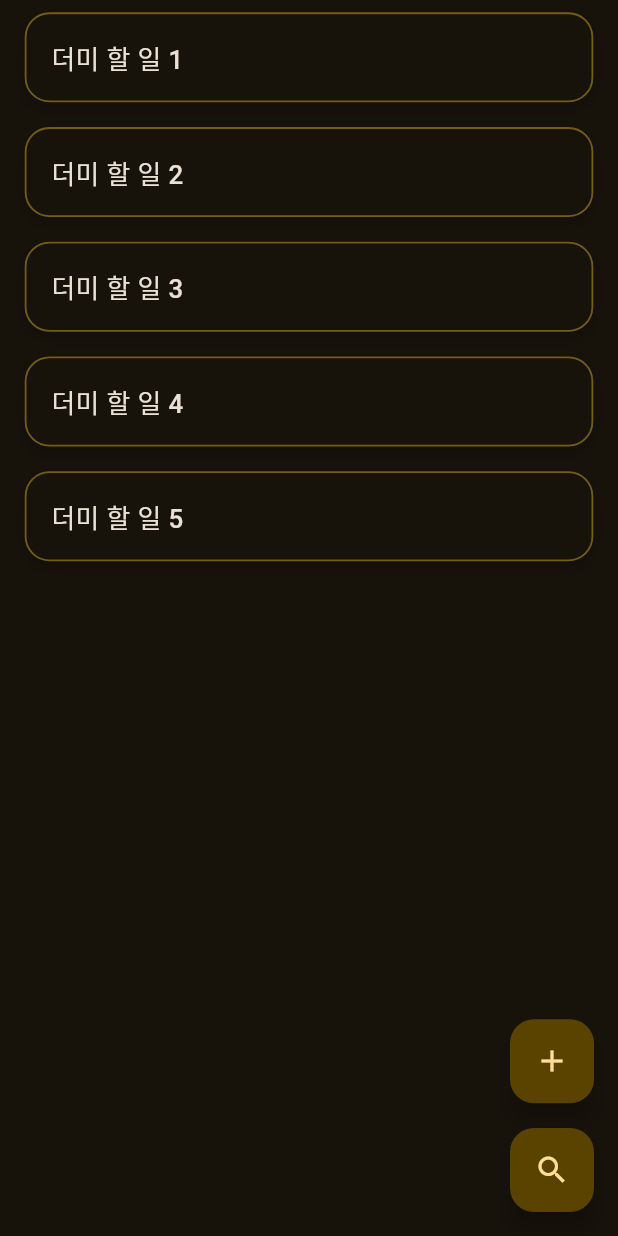
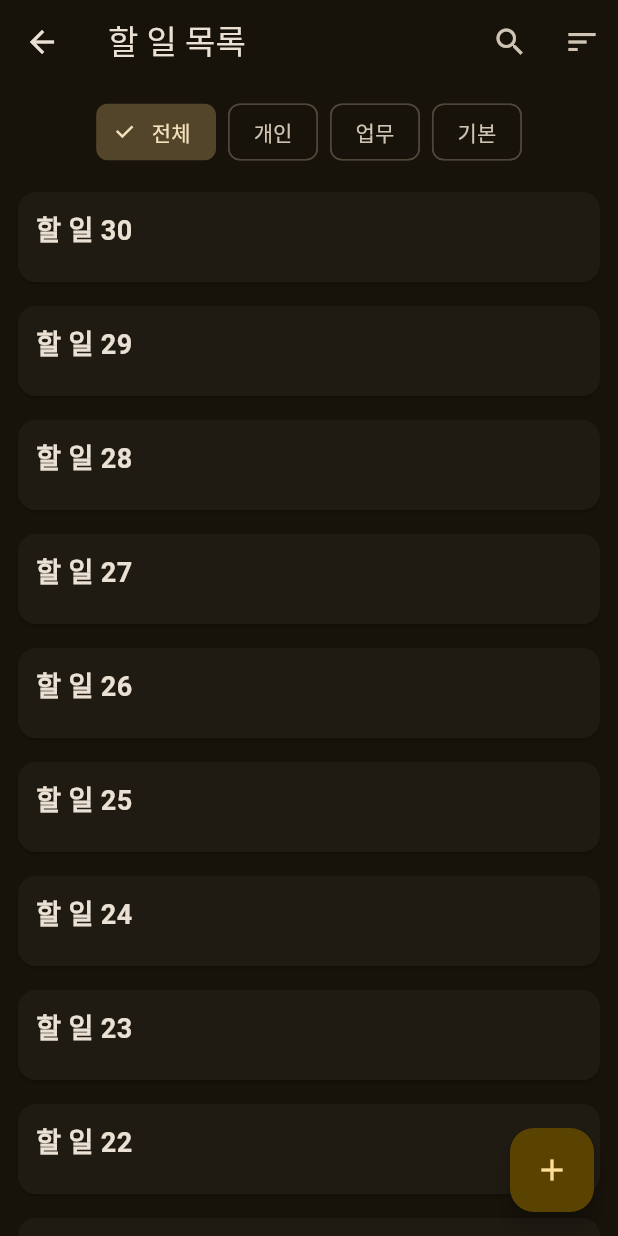
Before and after one commit to eunjooo2/TaskSpark_App, a Flutter app: the TaskPage screen opened directly, on a phone screen of 412 x 824 dp. Run offline on Flutter 3.47's test engine with Material 3 defaults, Android fonts, the phone set to English and light mode, and no system bars; our stand-ins replace flutter_secure_storage, font_awesome_flutter, icons_plus, lottie, pocketbase, responsive_sizer; accounts and stored records are empty; network calls fail.

Commit message:
Category, Sorting

```diff
--- a/lib/ui/pages/task_page.dart
+++ b/lib/ui/pages/task_page.dart
@@ -1,7 +1,7 @@
 import 'package:flutter/material.dart';
-import 'package:responsive_sizer/responsive_sizer.dart';
-import 'package:task_spark/utils/models/task.dart';
-
+import '../../utils/models/task_model.dart';
+import '../../utils/services/task_service.dart';
+import '../widgets/task_add_dialog.dart';
 import '../widgets/task_card.dart';
 
 class TaskPage extends StatefulWidget {
@@ -12,188 +12,191 @@
 }
 
 class _TaskPageState extends State<TaskPage> {
+  final TaskService _taskService = TaskService();
+  List<String> _categories = ['전체', '개인', '업무', '기본'];
+  String _selectedCategory = '전체';
+  String _searchKeyword = '';
+  int _page = 0;
+  final int _pageSize = 20;
   final ScrollController _scrollController = ScrollController();
-  final List<Task> _tasks = [];
-  final Map<int, bool> _expanded = {};
-  bool _loading = false;
-  int _loadedPages = 0;
-  final int _pageSize = 5;
+  bool _isLoading = false;
+  String _sortType = '최신순';
 
   @override
   void initState() {
     super.initState();
-    _loadInitial();
-    _scrollController.addListener(() {
-      if (_scrollController.position.pixels >=
-          _scrollController.position.maxScrollExtent * 0.9 &&
-          !_loading) {
-        _fetchMore();
+    _initializeDemoTasks();
+    _scrollController.addListener(_onScroll);
+  }
+
+  void _initializeDemoTasks() {
+    for (int i = 0; i < 30; i++) {
+      _taskService.addTask(TaskModel(
+        id: UniqueKey().toString(),
+        title: '할 일 ${i + 1}',
+        description: '설명 ${i + 1}',
+        category: i % 2 == 0 ? '개인' : '업무',
+        startDate: DateTime.now(),
+        endDate: DateTime.now().add(Duration(days: i % 5)),
+        tags: ['중요', '태그${i % 3}'],
+        isImportant: i % 2 == 0,
+        isCompleted: false,
+        priority: i % 3,
+      ));
+    }
+  }
+
+  void _onScroll() {
+    if (_scrollController.position.pixels >= _scrollController.position.maxScrollExtent - 200 && !_isLoading) {
+      setState(() => _isLoading = true);
+      Future.delayed(const Duration(milliseconds: 500), () {
+        _initializeDemoTasks();
+        setState(() => _isLoading = false);
+      });
+    }
+  }
+
+  void _sortTasks(List<TaskModel> list) {
+    list.sort((a, b) {
+      switch (_sortType) {
+        case '최신순':
+          return b.startDate.compareTo(a.startDate);
+        case '제목순':
+          return a.title.compareTo(b.title);
+        case '우선순위순':
+          return b.priority.compareTo(a.priority);
+        default:
+          return 0;
       }
     });
   }
 
-  void _loadInitial() {
-    _tasks.clear();
-    _loadedPages = 0;
-    _fetchMore();
-  }
+  @override
+  Widget build(BuildContext context) {
+    final filtered = _taskService.tasks.where((t) {
+      final matchCat = _selectedCategory == '전체' || t.category == _selectedCategory;
+      final matchKey = t.title.contains(_searchKeyword);
+      return matchCat && matchKey;
+    }).toList();
 
-  Future<void> _fetchMore() async {
-    setState(() => _loading = true);
-    await Future.delayed(const Duration(seconds: 1)); // TODO: API 호출
-    final newTasks = List.generate(
-      _pageSize,
-          (i) => Task(content: '더미 할 일 ${_loadedPages * _pageSize + i + 1}'),
-    );
+    _sortTasks(filtered);
+
+    final visible = filtered.take((_page + 1) * _pageSize).toList();
+
+    return Scaffold(
+      appBar: AppBar(
+        title: const Text("할 일 목록"),
+        actions: [
+          IconButton(
+            icon: const Icon(Icons.search),
+            onPressed: () async {
+              final keyword = await _showTextInputDialog("제목 검색", _searchKeyword);
+              if (keyword != null) setState(() => _searchKeyword = keyword);
+            },
+          ),
+          IconButton(
+            icon: const Icon(Icons.sort),
+            onPressed: () async {
+              final sort = await _showSortDialog();
+              if (sort != null) {
                 setState(() {
-      _tasks.addAll(newTasks);
-      _loadedPages++;
-      _loading = false;
+                  _sortType = sort;
                 });
               }
-
-  Future<void> _addTask() async {
-    final controller = TextEditingController();
-    await showModalBottomSheet(
-      context: context,
-      isScrollControlled: true,
-      backgroundColor: Colors.transparent,
-      builder: (_) => Padding(
-        padding: MediaQuery.of(context).viewInsets,
-        child: Container(
-          decoration: BoxDecoration(
-            color: Theme.of(context).scaffoldBackgroundColor,
-            borderRadius: const BorderRadius.vertical(top: Radius.circular(24)),
-          ),
-          padding: EdgeInsets.all(3.h),
-          child: Column(
-            mainAxisSize: MainAxisSize.min,
-            children: [
-              Text('할 일 추가', style: TextStyle(fontSize: 18.sp, fontWeight: FontWeight.bold)),
-              SizedBox(height: 2.h),
-              TextField(
-                controller: controller,
-                autofocus: true,
-                decoration: const InputDecoration(hintText: '무엇을 해야 하나요?'),
-              ),
-              SizedBox(height: 2.h),
-              Row(
-                mainAxisAlignment: MainAxisAlignment.end,
-                children: [
-                  TextButton(onPressed: () => Navigator.pop(context), child: const Text('취소')),
-                  ElevatedButton(
-                    onPressed: () {
-                      if (controller.text.isNotEmpty) {
-                        setState(() => _tasks.insert(0, Task(content: controller.text)));
-                        _scrollController.animateTo(
-                          0,
-                          duration: const Duration(milliseconds: 400),
-                          curve: Curves.easeOut,
-                        );
-                      }
-                      Navigator.pop(context);
             },
-                    child: const Text('추가'),
-                  ),
+          )
         ],
       ),
+      body: Column(
+        children: [
+          _buildCategoryFilter(),
+          Expanded(
+            child: ListView.builder(
+              controller: _scrollController,
+              itemCount: visible.length + (_isLoading ? 1 : 0),
+              itemBuilder: (_, index) {
+                if (index == visible.length) {
+                  return const Center(child: CircularProgressIndicator());
+                }
+                final task = visible[index];
+                return TaskCard(
+                  task: task,
+                  onDelete: () {
+                    setState(() => _taskService.deleteTask(task.id));
+                    ScaffoldMessenger.of(context).showSnackBar(const SnackBar(content: Text('삭제되었습니다')));
+                  },
+                  onToggleExpand: () {
+                    setState(() => task.isExpanded = !task.isExpanded);
+                  },
+                );
+              },
+            ),
+          )
         ],
       ),
-        ),
+      floatingActionButton: FloatingActionButton(
+        onPressed: () async {
+          final newTask = await showAddTaskDialog(context, _categories);
+          if (newTask != null) {
+            setState(() => _taskService.addTask(newTask));
+          }
+        },
+        child: const Icon(Icons.add),
       ),
     );
   }
 
-  Future<void> _search() async {
-    final controller = TextEditingController();
-    await showDialog(
+  Widget _buildCategoryFilter() {
+    return SingleChildScrollView(
+      scrollDirection: Axis.horizontal,
+      padding: const EdgeInsets.all(8),
+      child: Row(
+        children: _categories
+            .map((cat) => Padding(
+          padding: const EdgeInsets.symmetric(horizontal: 4),
+          child: ChoiceChip(
+            label: Text(cat),
+            selected: _selectedCategory == cat,
+            onSelected: (_) => setState(() => _selectedCategory = cat),
+          ),
+        ))
+            .toList(),
+      ),
+    );
+  }
+
+  Future<String?> _showTextInputDialog(String title, String initValue) async {
+    final controller = TextEditingController(text: initValue);
+    return showDialog<String>(
       context: context,
       builder: (_) => AlertDialog(
-        title: const Text('카드 검색'),
-        content: TextField(
-          controller: controller,
-          decoration: const InputDecoration(hintText: '검색어 입력'),
-        ),
+        title: Text(title),
+        content: TextField(controller: controller),
         actions: [
-          TextButton(onPressed: () => Navigator.pop(context), child: const Text('취소')),
-          TextButton(
-            onPressed: () {
-              final keyword = controller.text.trim();
-              Navigator.pop(context);
-              if (keyword.isEmpty) return;
-              final results = _tasks.where((t) => t.content?.contains(keyword) ?? false).toList();
-              showDialog(
-                context: context,
-                builder: (_) => AlertDialog(
-                  title: const Text('검색 결과'),
-                  content: results.isEmpty
-                      ? const Text('검색 결과가 없습니다.')
-                      : SizedBox(
-                    width: 80.w,
-                    height: 40.h,
-                    child: ListView.builder(
-                      itemCount: results.length,
-                      itemBuilder: (_, i) => ListTile(title: Text(results[i].content ?? '')),
-                    ),
-                  ),
-                  actions: [TextButton(onPressed: () => Navigator.pop(context), child: const Text('확인'))],
-                ),
-              );
-            },
-            child: const Text('검색'),
-          ),
+          TextButton(onPressed: () => Navigator.pop(context), child: const Text("취소")),
+          TextButton(onPressed: () => Navigator.pop(context, controller.text), child: const Text("확인")),
         ],
       ),
     );
   }
 
-  @override
-  Widget build(BuildContext context) {
-    return Scaffold(
-      body: _tasks.isEmpty && !_loading
-          ? Center(
-        child: Text(
-          "할 일이 없습니다.\n오른쪽 아래 '+' 버튼을 눌러 추가해보세요!",
-          textAlign: TextAlign.center,
-          style: TextStyle(fontSize: 16.sp),
+  Future<String?> _showSortDialog() async {
+    return showDialog<String>(
+      context: context,
+      builder: (_) => SimpleDialog(
+        title: const Text("정렬 기준 선택"),
+        children: ['최신순', '제목순', '우선순위순']
+            .map((e) => SimpleDialogOption(
+          onPressed: () => Navigator.pop(context, e),
+          child: Row(
+            mainAxisAlignment: MainAxisAlignment.spaceBetween,
+            children: [
+              Text(e),
+              if (_sortType == e) const Icon(Icons.check, color: Colors.blue),
+            ],
           ),
-      )
-          : ListView.builder(
-        controller: _scrollController,
-        itemCount: _tasks.length + 1,
-        itemBuilder: (_, i) {
-          if (i == _tasks.length) {
-            return _loading
-                ? const Padding(
-              padding: EdgeInsets.all(16),
-              child: Center(child: CircularProgressIndicator()),
-            )
-                : const SizedBox();
-          }
-          return TaskCard(
-            task: _tasks[i],
-            isExpanded: _expanded[i] ?? false,
-            onTap: () => setState(() => _expanded[i] = !(_expanded[i] ?? false)),
-          );
-        },
-      ),
-      floatingActionButton: Column(
-        mainAxisAlignment: MainAxisAlignment.end,
-        children: [
-          FloatingActionButton(
-            heroTag: 'add',
-            onPressed: _addTask,
-            tooltip: '할 일 추가',
-            child: const Icon(Icons.add),
-          ),
-          SizedBox(height: 2.h),
-          FloatingActionButton(
-            heroTag: 'search',
-            onPressed: _search,
-            tooltip: '검색',
-            child: const Icon(Icons.search),
-          ),
-        ],
+        ))
+            .toList(),
       ),
     );
   }
--- a/lib/ui/widgets/task_card.dart
+++ b/lib/ui/widgets/task_card.dart
@@ -1,69 +1,79 @@
 import 'package:flutter/material.dart';
-import 'package:responsive_sizer/responsive_sizer.dart';
-import 'package:task_spark/utils/models/task.dart';
+import 'package:intl/intl.dart';
+import '../../utils/models/task_model.dart';
 
 class TaskCard extends StatelessWidget {
-  final Task task;
-  final bool isExpanded;
-  final VoidCallback onTap;
+  final TaskModel task;
+  final VoidCallback onDelete;
+  final VoidCallback onToggleExpand;
 
   const TaskCard({
     super.key,
     required this.task,
-    required this.isExpanded,
-    required this.onTap,
+    required this.onDelete,
+    required this.onToggleExpand,
   });
 
   @override
   Widget build(BuildContext context) {
-    const double collapsedHeight = 60;
-    const double expandedHeight = 160;
-
-    return GestureDetector(
-      onTap: onTap,
+    return Card(
+      margin: const EdgeInsets.symmetric(horizontal: 12, vertical: 8),
+      clipBehavior: Clip.antiAlias,
+      child: InkWell(
+        onTap: onToggleExpand,
         child: AnimatedContainer(
           duration: const Duration(milliseconds: 300),
-        curve: Curves.easeInOut,
-        height: isExpanded ? expandedHeight : collapsedHeight,
-        margin: EdgeInsets.symmetric(horizontal: 4.w, vertical: 1.h),
-        padding: EdgeInsets.all(2.h),
-        decoration: BoxDecoration(
-          color: Theme.of(context).colorScheme.surface.withOpacity(0.95),
-          borderRadius: BorderRadius.circular(2.h),
-          border: Border.all(
-            color: Theme.of(context).colorScheme.primary.withOpacity(0.4),
-            width: 1.2,
+          padding: const EdgeInsets.all(12),
+          constraints: const BoxConstraints(minHeight: 60),
+          child: Column(
+            crossAxisAlignment: CrossAxisAlignment.start,
+            children: [
+              Text(task.title,
+                  style: const TextStyle(fontSize: 18, fontWeight: FontWeight.bold),
+                  overflow: TextOverflow.ellipsis),
+              if (task.isExpanded)
+                Padding(
+                  padding: const EdgeInsets.only(top: 8.0),
+                  child: Column(
+                    crossAxisAlignment: CrossAxisAlignment.start,
+                    children: [
+                      Text(task.description, maxLines: 3, overflow: TextOverflow.ellipsis),
+                      const SizedBox(height: 4),
+                      Text(
+                        "기간: ${DateFormat.yMd().format(task.startDate)} ~ ${DateFormat.yMd().format(task.endDate)}",
+                        style: const TextStyle(fontSize: 12),
                       ),
-          boxShadow: [
-            BoxShadow(
-              color: Colors.black.withOpacity(0.2),
-              blurRadius: 8,
-              offset: const Offset(0, 4),
+                      Wrap(
+                        spacing: 6,
+                        children: task.tags.map((tag) => Chip(label: Text(tag))).toList(),
+                      ),
+                      Row(
+                        mainAxisAlignment: MainAxisAlignment.end,
+                        children: [
+                          IconButton(
+                            icon: const Icon(Icons.delete),
+                            onPressed: () async {
+                              final confirm = await showDialog<bool>(
+                                context: context,
+                                builder: (_) => AlertDialog(
+                                  title: const Text('삭제 확인'),
+                                  content: const Text('정말 삭제하시겠습니까?'),
+                                  actions: [
+                                    TextButton(onPressed: () => Navigator.pop(context, false), child: const Text('취소')),
+                                    TextButton(onPressed: () => Navigator.pop(context, true), child: const Text('삭제')),
+                                  ],
+                                ),
+                              );
+                              if (confirm == true) onDelete();
+                            },
                           ),
                         ],
+                      )
+                    ],
                   ),
-        clipBehavior: Clip.hardEdge,
-        child: Stack(
-          children: [
-            Positioned(
-              top: 0,
-              left: 0,
-              right: 0,
-              child: Text(
-                task.content ?? '',
-                style: TextStyle(fontSize: 17.sp, fontWeight: FontWeight.w500),
+                )
+            ],
           ),
-            ),
-            Positioned(
-              top: 40,
-              left: 0,
-              right: 0,
-              child: Text(
-                "자세한 설명 영역입니다.\n(예: 날짜, 태그, 상태 등)",
-                style: TextStyle(fontSize: 14.sp, color: Colors.grey),
-              ),
-            ),
-          ],
         ),
       ),
     );
--- a/lib/utils/models/task.dart
+++ /dev/null
@@ -1,23 +0,0 @@
-import 'package:pocketbase/pocketbase.dart';
-import 'dart:convert';
-
-class Task {
-  String? content;
-
-  Task({
-    this.content
-  });
-
-  @override
-  String toString() {
-    return jsonEncode({
-      "content": content
-    });
-  }
-
-  factory Task.fromRecord(RecordModel record) {
-    return Task(
-      content: record.data["content"] as String?,
-    );
-  }
-}
--- /dev/null
+++ b/lib/utils/models/task_model.dart
@@ -0,0 +1,54 @@
+class TaskModel {
+  final String id;
+  final String title;
+  final String description;
+  final DateTime startDate;
+  final DateTime endDate;
+  final String category;
+  final List<String> tags;
+  final bool isImportant;
+  final int priority;
+  bool isCompleted;
+  bool isExpanded;
+
+  TaskModel({
+    required this.id,
+    required this.title,
+    required this.description,
+    required this.startDate,
+    required this.endDate,
+    required this.category,
+    required this.tags,
+    required this.isImportant,
+    required this.priority,
+    this.isCompleted = false,
+    this.isExpanded = false,
+  });
+
+  TaskModel copyWith({
+    String? title,
+    String? description,
+    DateTime? startDate,
+    DateTime? endDate,
+    String? category,
+    List<String>? tags,
+    bool? isImportant,
+    int? priority,
+    bool? isCompleted,
+    bool? isExpanded,
+  }) {
+    return TaskModel(
+      id: id,
+      title: title ?? this.title,
+      description: description ?? this.description,
+      startDate: startDate ?? this.startDate,
+      endDate: endDate ?? this.endDate,
+      category: category ?? this.category,
+      tags: tags ?? this.tags,
+      isImportant: isImportant ?? this.isImportant,
+      priority: priority ?? this.priority,
+      isCompleted: isCompleted ?? this.isCompleted,
+      isExpanded: isExpanded ?? this.isExpanded,
+    );
+  }
+}
--- /dev/null
+++ b/lib/utils/services/task_service.dart
@@ -0,0 +1,15 @@
+import '../models/task_model.dart';
+
+class TaskService {
+  final List<TaskModel> _tasks = [];
+
+  List<TaskModel> get tasks => List.unmodifiable(_tasks);
+
+  void addTask(TaskModel task) {
+    _tasks.insert(0, task);
+  }
+
+  void deleteTask(String id) {
+    _tasks.removeWhere((task) => task.id == id);
+  }
+}
--- a/pubspec.yaml
+++ b/pubspec.yaml
@@ -18,6 +18,7 @@
   url_launcher: ^6.3.1
   lottie: ^3.3.1  # lottie 패키지 추가
   flutter_secure_storage: ^9.2.4
+  intl: ^0.20.2
 
 dev_dependencies:
   flutter_test:
```
Also changed, not shown: lib/ui/widgets/task_add_dialog.dart (added, +73 -0 lines), pubspec.lock. Lines whose indentation alone changed are shown as unchanged.
